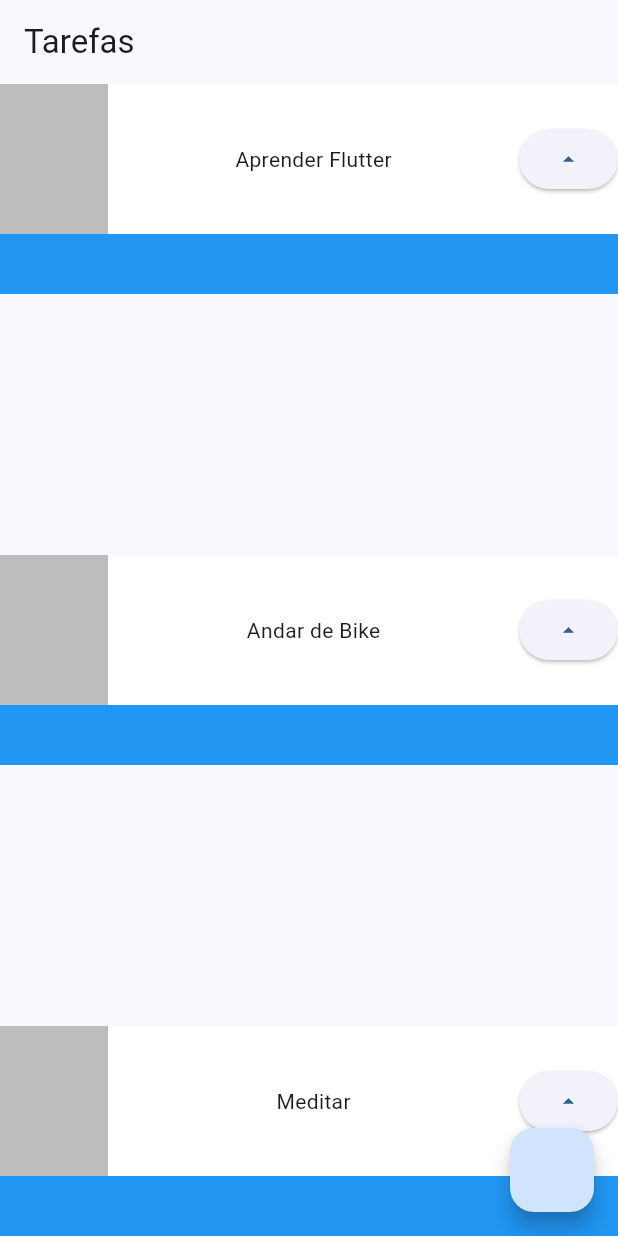
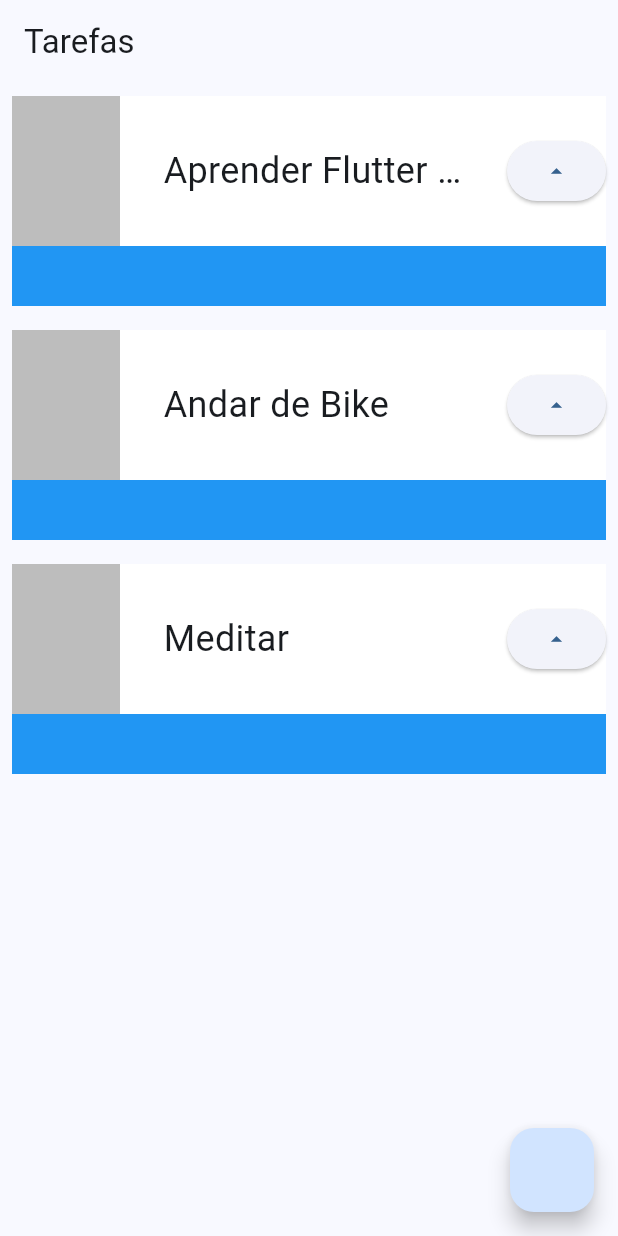
Before and after one commit to tiagofrbarbosa/MyFirstFlutterApp, a Flutter app: the screen it shows after launch, on a phone screen of 412 x 824 dp. Run offline on Flutter 3.47's test engine with Material 3 defaults, Android fonts, the phone set to English and light mode, and no system bars.

Commit message:
TextOverflow

```diff
--- a/lib/main.dart
+++ b/lib/main.dart
@@ -17,10 +17,9 @@ class MyApp extends StatelessWidget {
       ),
       home: Scaffold(
         appBar: AppBar(title: Text('Tarefas')),
-        body: Column(
-          mainAxisAlignment: MainAxisAlignment.spaceBetween,
+        body: ListView(
           children: [
-            Task('Aprender Flutter'),
+            Task('Aprender Flutter no café da manhã comendo sucrilhos e assistindo desenho'),
             Task('Andar de Bike'),
             Task('Meditar'),
           ],
@@ -38,7 +37,9 @@ class Task extends StatelessWidget {
 
   @override
   Widget build(BuildContext context) {
-    return Container(
+    return Padding(
+      padding: const EdgeInsets.all(8.0),
+      child: Container(
         child: Stack(
           children: [
             Container(color: Colors.blue, height: 140),
@@ -49,13 +50,22 @@ class Task extends StatelessWidget {
                 mainAxisAlignment: MainAxisAlignment.spaceBetween,
                 children: [
                   Container(color: Colors.black26, width: 72, height: 100),
-                Text(nome),
+                  Container(
+                    width: 200,
+                    child: Text(nome,
+                      style: TextStyle(
+                        fontSize: 24,
+                        overflow: TextOverflow.ellipsis
+                      )
+                    ),
+                  ),
                   ElevatedButton(onPressed: () {}, child: Icon(Icons.arrow_drop_up)),
                 ],
               ),
             ),
           ],
         ),
+      ),
     );
   }
 }
```
Lines whose indentation alone changed are shown as unchanged.
